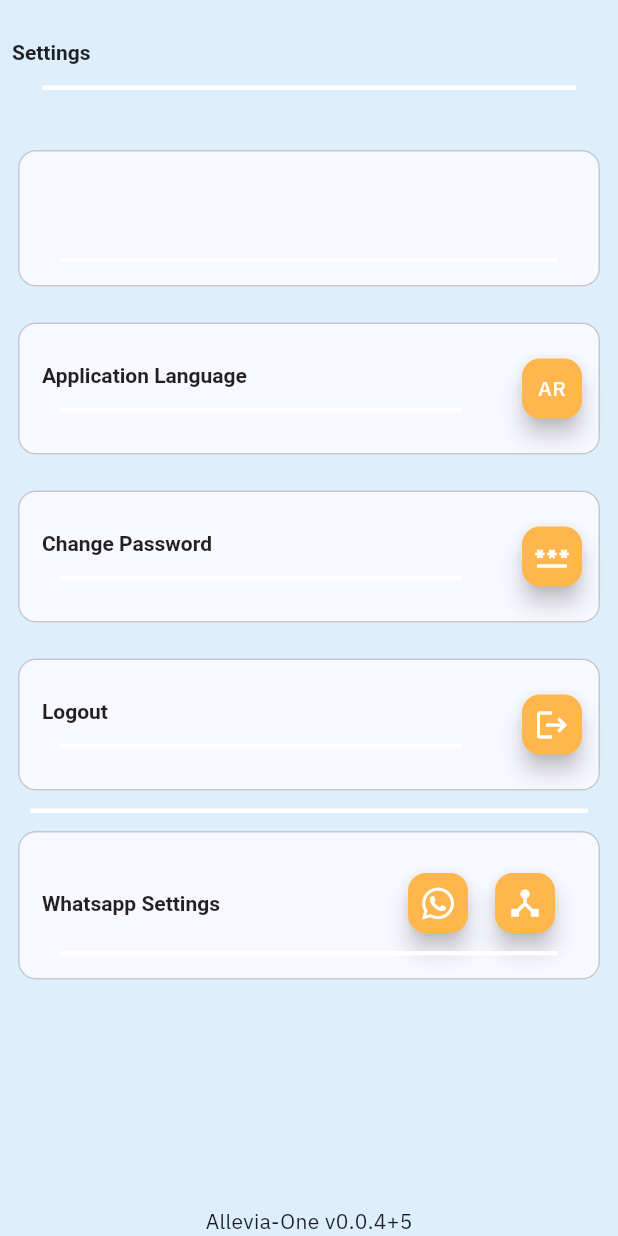
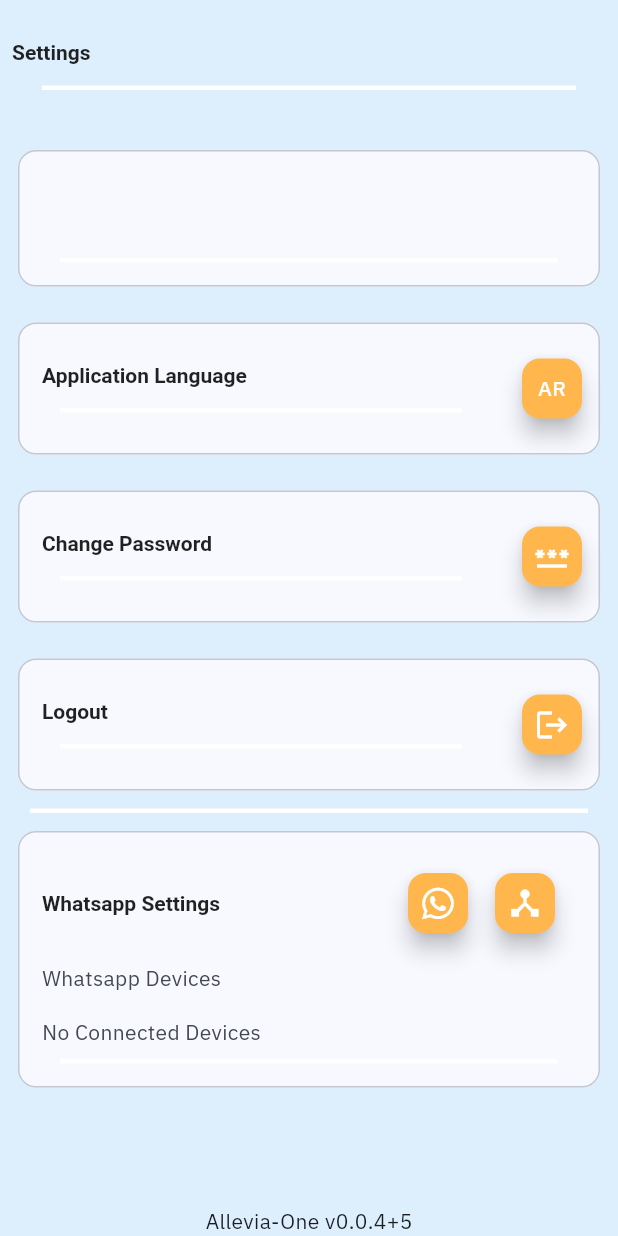
Before and after one commit to pheonixeye/allevia_one, a Flutter app: the SettingsPage screen opened directly, on a phone screen of 412 x 824 dp. Run offline on Flutter 3.47's test engine with Material 3 defaults, Android fonts, the phone set to English and light mode, and no system bars; our stand-ins replace animated_text_kit, cached_network_image, email_validator, equatable, file_picker, flutter_svg and 12 more; missing offline and left inert: dart:js_interop, excel, flutter_drawing_board, flutter_material_color_picker, mobile_scanner; accounts and stored records are empty; network calls fail; statements that could not run were skipped; project files that could hold a hidden picture were left out.

Commit message:
working on whatsapp api - minor ui & logic improvements

```diff
--- a/assets/lang/app_ar.arb
+++ b/assets/lang/app_ar.arb
@@ -365,5 +365,7 @@
     "exportToExcel": "تنزيل ملف اكسيل",
     "whatsappSettings" : "اعدادات الواتس ابب",
     "connectWhatsapp" : "الاتصال بالواتساب",
-    "whatsappDevices" : "الاجهزة المتصلة"
+    "whatsappDevices" : "الاجهزة المتصلة",
+    "showConnectedwhatsappDevices" : "اظهار اجهزة الواتس ابب المتصلة",
+    "noConnectedDevices" : "لا يوجد اجهزة متصلة"
 }
--- a/assets/lang/app_en.arb
+++ b/assets/lang/app_en.arb
@@ -366,5 +366,7 @@
     "exportToExcel": "Export To Excel",
     "whatsappSettings" : "Whatsapp Settings",
     "connectWhatsapp" : "Connect Whatsapp",
-    "whatsappDevices" : "Whatsapp Devices"
+    "whatsappDevices" : "Whatsapp Devices",
+    "showConnectedwhatsappDevices" : "Show Connected whatsapp Devices",
+    "noConnectedDevices" : "No Connected Devices"
 }
--- a/lib/core/api/wa_api.dart
+++ b/lib/core/api/wa_api.dart
@@ -30,7 +30,7 @@ class WaApi {
     }
   }
 
-  Future<List<dynamic>> fetchDevices() async {
+  Future<List<dynamic>?> fetchDevices() async {
     final _url = Uri.parse('$_wa_url/app/devices');
     try {
       final _response = await http.get(
@@ -39,6 +39,8 @@ class WaApi {
       );
 
       final _result = jsonDecode(_response.body) as Map<String, dynamic>;
+
+      print(_result);
 
       return _result['results'];
     } catch (e) {
--- a/lib/core/localization/app_localizations.dart
+++ b/lib/core/localization/app_localizations.dart
@@ -2119,6 +2119,18 @@ abstract class AppLocalizations {
   /// In en, this message translates to:
   /// **'Whatsapp Devices'**
   String get whatsappDevices;
+
+  /// No description provided for @showConnectedwhatsappDevices.
+  ///
+  /// In en, this message translates to:
+  /// **'Show Connected whatsapp Devices'**
+  String get showConnectedwhatsappDevices;
+
+  /// No description provided for @noConnectedDevices.
+  ///
+  /// In en, this message translates to:
+  /// **'No Connected Devices'**
+  String get noConnectedDevices;
 }
 
 class _AppLocalizationsDelegate
--- a/lib/core/localization/app_localizations_ar.dart
+++ b/lib/core/localization/app_localizations_ar.dart
@@ -1051,4 +1051,10 @@ class AppLocalizationsAr extends AppLocalizations {
 
   @override
   String get whatsappDevices => 'الاجهزة المتصلة';
+
+  @override
+  String get showConnectedwhatsappDevices => 'اظهار اجهزة الواتس ابب المتصلة';
+
+  @override
+  String get noConnectedDevices => 'لا يوجد اجهزة متصلة';
 }
--- a/lib/core/localization/app_localizations_en.dart
+++ b/lib/core/localization/app_localizations_en.dart
@@ -1052,4 +1052,10 @@ class AppLocalizationsEn extends AppLocalizations {
 
   @override
   String get whatsappDevices => 'Whatsapp Devices';
+
+  @override
+  String get showConnectedwhatsappDevices => 'Show Connected whatsapp Devices';
+
+  @override
+  String get noConnectedDevices => 'No Connected Devices';
 }
--- a/lib/pages/loading_page/pages/lang_page/pages/shell_page/pages/app_page/pages/settings_page/settings_page.dart
+++ b/lib/pages/loading_page/pages/lang_page/pages/shell_page/pages/app_page/pages/settings_page/settings_page.dart
@@ -131,6 +131,8 @@ class SettingsPage extends StatelessWidget {
                                   const ConnectWaBtn(),
                                   const SizedBox(width: 10),
                                   FloatingActionButton.small(
+                                    tooltip: context
+                                        .loc.showConnectedwhatsappDevices,
                                     heroTag: UniqueKey(),
                                     onPressed: () async {
                                       await shellFunction(
@@ -147,19 +149,36 @@ class SettingsPage extends StatelessWidget {
                               ),
                             ),
                             subtitle: Column(
+                              crossAxisAlignment: CrossAxisAlignment.start,
                               children: [
+                                Padding(
+                                  padding: const EdgeInsets.all(8.0),
+                                  child: Text(context.loc.whatsappDevices),
+                                ),
                                 if (w.connectedDevices != null) ...[
-                                  Text(context.loc.whatsappDevices),
                                   ...w.connectedDevices!.map((e) {
                                     return Column(
+                                      crossAxisAlignment:
+                                          CrossAxisAlignment.start,
                                       children: [
                                         ...e.entries.map((x) {
-                                          return Text('${x.key} : ${x.value}');
+                                          return Padding(
+                                            padding: const EdgeInsets.all(8.0),
+                                            child: ListTile(
+                                              title: Text('${x.key}'),
+                                              subtitle: Text('${x.value}'),
+                                            ),
+                                          );
                                         }),
                                       ],
                                     );
                                   })
                                 ],
+                                if (w.connectedDevices == null)
+                                  Padding(
+                                    padding: const EdgeInsets.all(8.0),
+                                    child: Text(context.loc.noConnectedDevices),
+                                  ),
                                 const Divider(),
                               ],
                             ),
--- a/lib/providers/px_whatsapp.dart
+++ b/lib/providers/px_whatsapp.dart
@@ -20,7 +20,6 @@ class PxWhatsapp extends ChangeNotifier {
   Future<void> login() async {
     _qrLink = await api.login();
     notifyListeners();
-    await fetchConnectedDevices();
   }
 
   Future<void> fetchConnectedDevices() async {
```
